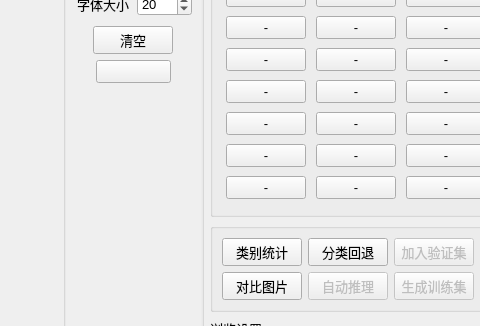
Old version of the form main.ui in the repository feiyuhuahuo/HuaHuoLabel; both pictures show x 656 to 1136 and y 242 to 568 of the 1260 by 901 pixel window.
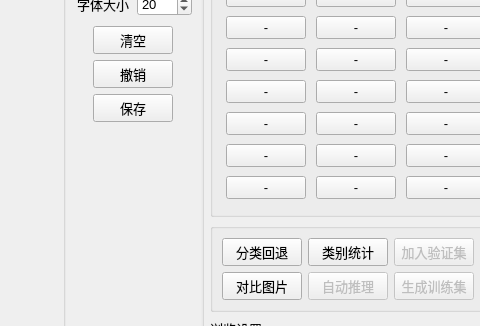
New version of the form. The open tabs and pages were chosen to show the change. Icons and pictures are not drawn. Custom widgets are drawn as their Qt base class.

```diff
--- a/main.ui
+++ b/main.ui
@@ -568,7 +568,7 @@
                   <string>撤销</string>
                  </property>
                  <property name="text">
-                  <string/>
+                  <string>撤销</string>
                  </property>
                  <property name="icon">
                   <iconset>
@@ -582,6 +582,40 @@
                  </property>
                 </widget>
                </item>
+               <item alignment="Qt::AlignHCenter">
+                <widget class="QPushButton" name="pushButton_36">
+                 <property name="enabled">
+                  <bool>true</bool>
+                 </property>
+                 <property name="minimumSize">
+                  <size>
+                   <width>75</width>
+                   <height>0</height>
+                  </size>
+                 </property>
+                 <property name="font">
+                  <font>
+                   <pointsize>10</pointsize>
+                  </font>
+                 </property>
+                 <property name="toolTip">
+                  <string>撤销</string>
+                 </property>
+                 <property name="text">
+                  <string>保存</string>
+                 </property>
+                 <property name="icon">
+                  <iconset>
+                   <normaloff>images/icon_30.png</normaloff>images/icon_30.png</iconset>
+                 </property>
+                 <property name="iconSize">
+                  <size>
+                   <width>16</width>
+                   <height>16</height>
+                  </size>
+                 </property>
+                </widget>
+               </item>
                <item>
                 <spacer name="verticalSpacer_2">
                  <property name="orientation">
@@ -1705,18 +1739,6 @@
            </property>
           </widget>
          </item>
-         <item row="0" column="1" alignment="Qt::AlignHCenter">
-          <widget class="QPushButton" name="pushButton_10">
-           <property name="font">
-            <font>
-             <pointsize>10</pointsize>
-            </font>
-           </property>
-           <property name="text">
-            <string>类别统计</string>
-           </property>
-          </widget>
-         </item>
          <item row="0" column="4">
           <widget class="QPushButton" name="pushButton_update_tv">
            <property name="enabled">
@@ -1732,33 +1754,6 @@
            </property>
           </widget>
          </item>
-         <item row="0" column="2" alignment="Qt::AlignHCenter">
-          <widget class="QPushButton" name="pushButton_101">
-           <property name="sizePolicy">
-            <sizepolicy hsizetype="Fixed" vsizetype="Fixed">
-             <horstretch>0</horstretch>
-             <verstretch>0</verstretch>
-            </sizepolicy>
-           </property>
-           <property name="minimumSize">
-            <size>
-             <width>0</width>
-             <height>0</height>
-            </size>
-           </property>
-           <property name="font">
-            <font>
-             <pointsize>10</pointsize>
-            </font>
-           </property>
-           <property name="toolTip">
-            <string>仅能撤销分类操作</string>
-           </property>
-           <property name="text">
-            <string>分类回退</string>
-           </property>
-          </widget>
-         </item>
          <item row="2" column="4">
           <widget class="QPushButton" name="pushButton_show_tv">
            <property name="enabled">
@@ -1807,6 +1802,49 @@
            </property>
           </widget>
          </item>
+         <item row="0" column="2">
+          <widget class="QPushButton" name="pushButton_10">
+           <property name="font">
+            <font>
+             <pointsize>10</pointsize>
+            </font>
+           </property>
+           <property name="text">
+            <string>类别统计</string>
+           </property>
+           <property name="icon">
+            <iconset>
+             <normaloff>C:/Users/feiyuhuahuo/Pictures/icons/图片7.png</normaloff>C:/Users/feiyuhuahuo/Pictures/icons/图片7.png</iconset>
+           </property>
+          </widget>
+         </item>
+         <item row="0" column="1">
+          <widget class="QPushButton" name="pushButton_101">
+           <property name="sizePolicy">
+            <sizepolicy hsizetype="Fixed" vsizetype="Fixed">
+             <horstretch>0</horstretch>
+             <verstretch>0</verstretch>
+            </sizepolicy>
+           </property>
+           <property name="minimumSize">
+            <size>
+             <width>0</width>
+             <height>0</height>
+            </size>
+           </property>
+           <property name="font">
+            <font>
+             <pointsize>10</pointsize>
+            </font>
+           </property>
+           <property name="toolTip">
+            <string>仅能撤销分类操作</string>
+           </property>
+           <property name="text">
+            <string>分类回退</string>
+           </property>
+          </widget>
+         </item>
         </layout>
        </widget>
       </item>
```
Left out of the diff: 29 changed lines with no effect on the pictures.
